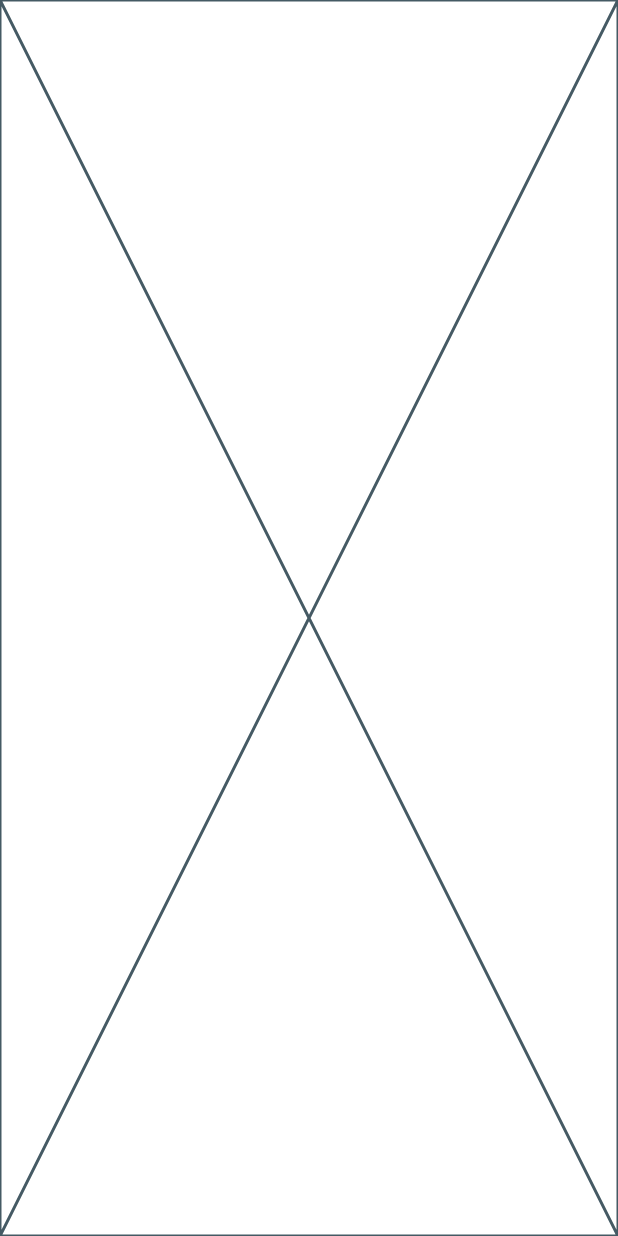
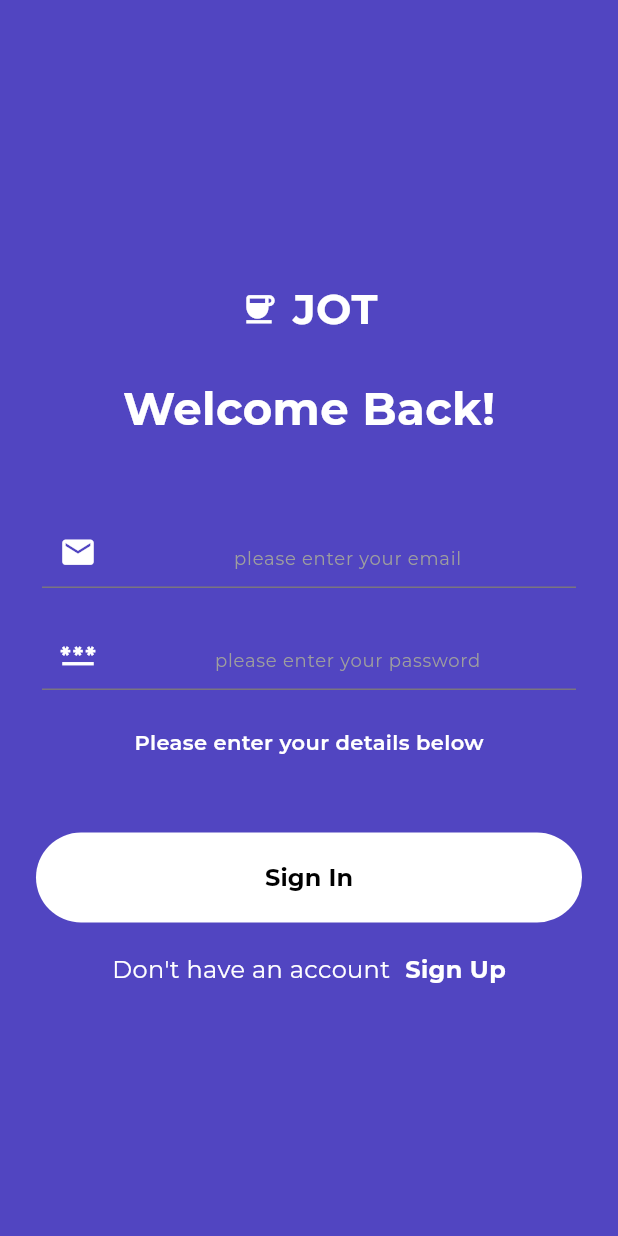
Before and after one commit to Alfonzo-Kgakole/flutter_auth_ui, a Flutter app: the screen it shows after launch, after a tap on "Sign In", on a phone screen of 412 x 824 dp. Run offline on Flutter 3.47's test engine with Material 2 defaults, Android fonts, the phone set to English and light mode, and no system bars; our stand-ins replace google_fonts.

Commit message:
done creating the login page and added all the functionality of the application

```diff
--- a/lib/pages/LoginPage.dart
+++ b/lib/pages/LoginPage.dart
@@ -1,15 +1,120 @@
 import 'package:flutter/material.dart';
+import 'package:flutter_auth_ui/pages/registrationPage.dart';
+import 'package:flutter_auth_ui/utils/appColors.dart';
+import 'package:flutter_auth_ui/widgets/inputText_Widget.dart';
+import 'package:flutter_auth_ui/widgets/primaryButton.dart';
+import 'package:google_fonts/google_fonts.dart';
 
 class LoginPage extends StatefulWidget {
-  const LoginPage({super.key});
+  LoginPage({super.key});
 
   @override
   State<LoginPage> createState() => _LoginPageState();
 }
 
+TextEditingController emailController = TextEditingController();
+TextEditingController passwordController = TextEditingController();
+
 class _LoginPageState extends State<LoginPage> {
   @override
   Widget build(BuildContext context) {
-    return const Placeholder();
+    return Scaffold(
+        backgroundColor: AppColors.primaryColor,
+        resizeToAvoidBottomInset: false,
+        body: SafeArea(
+          child: Padding(
+            padding: const EdgeInsets.all(8.0),
+            child: Column(
+              mainAxisAlignment: MainAxisAlignment.center,
+              children: [
+                const SizedBox(
+                  height: 20,
+                ),
+                Row(
+                  mainAxisAlignment: MainAxisAlignment.center,
+                  children: [
+                    Icon(Icons.coffee, color: AppColors.whiteColor, size: 25),
+                    const SizedBox(
+                      width: 10,
+                    ),
+                    Text(
+                      "JOT",
+                      style: GoogleFonts.montserrat(
+                          color: AppColors.whiteColor,
+                          fontSize: 28,
+                          fontWeight: FontWeight.bold),
+                    ),
+                  ],
+                ),
+                const SizedBox(
+                  height: 25,
+                ),
+                Text(
+                  "Welcome Back!",
+                  style: GoogleFonts.montserrat(
+                      fontSize: 30,
+                      fontWeight: FontWeight.bold,
+                      color: AppColors.whiteColor),
+                ),
+                const SizedBox(height: 50),
+                InputFiend(
+                    controller: emailController,
+                    hintText: 'please enter your email',
+                    icon: Icons.email),
+                const SizedBox(
+                  height: 20,
+                ),
+                InputFiend(
+                  controller: passwordController,
+                  hintText: 'please enter your password',
+                  icon: Icons.password,
+                  obscureText: true,
+                ),
+                const SizedBox(
+                  height: 25,
+                ),
+                Text(
+                  "Please enter your details below",
+                  style: GoogleFonts.montserrat(
+                      color: AppColors.whiteColor, fontWeight: FontWeight.w600),
+                ),
+                const SizedBox(height: 50),
+                button(text: "Sign In", onPressed: () {}),
+                const SizedBox(height: 20),
+                Padding(
+                  padding: const EdgeInsets.only(left: 20.0, right: 20),
+                  child: Row(
+                    mainAxisAlignment: MainAxisAlignment.center,
+                    children: [
+                      Text(
+                        "Don't have an account",
+                        style: GoogleFonts.montserrat(
+                            color: AppColors.whiteColor, fontSize: 16),
+                      ),
+                      const SizedBox(
+                        width: 10,
+                      ),
+                      GestureDetector(
+                        onTap: () {
+                          Navigator.push(
+                              context,
+                              MaterialPageRoute(
+                                  builder: (context) => Registration()));
+                        },
+                        child: Text(
+                          "Sign Up",
+                          style: GoogleFonts.montserrat(
+                              color: AppColors.whiteColor,
+                              fontSize: 16,
+                              fontWeight: FontWeight.bold),
+                        ),
+                      ),
+                    ],
+                  ),
+                )
+              ],
+            ),
+          ),
+        ));
   }
 }
--- a/lib/pages/registrationPage.dart
+++ b/lib/pages/registrationPage.dart
@@ -21,7 +21,7 @@ class _RegistrationState extends State<Registration> {
   TextEditingController birthDateController = TextEditingController();
 
   String genderSelected = "Male";
-  //String genderSelected = "Female";
+
 
   @override
   Widget build(BuildContext context) {
```
